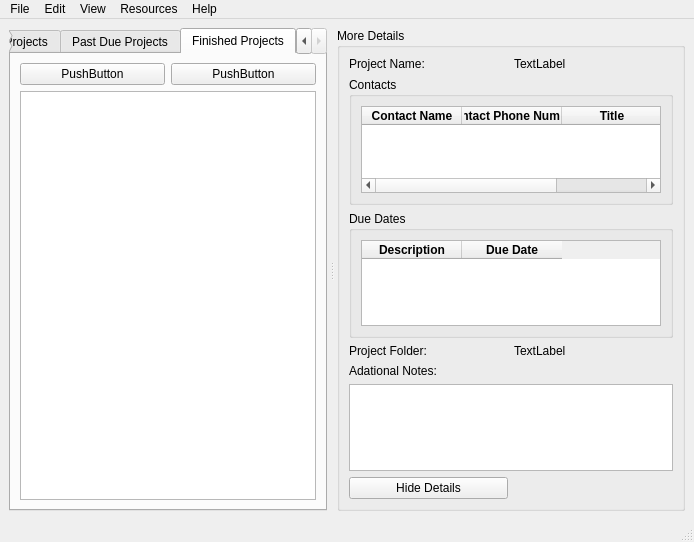
First picture: the form in Main_GUI.ui, repository simplesports/ProjectManager, before the edit.
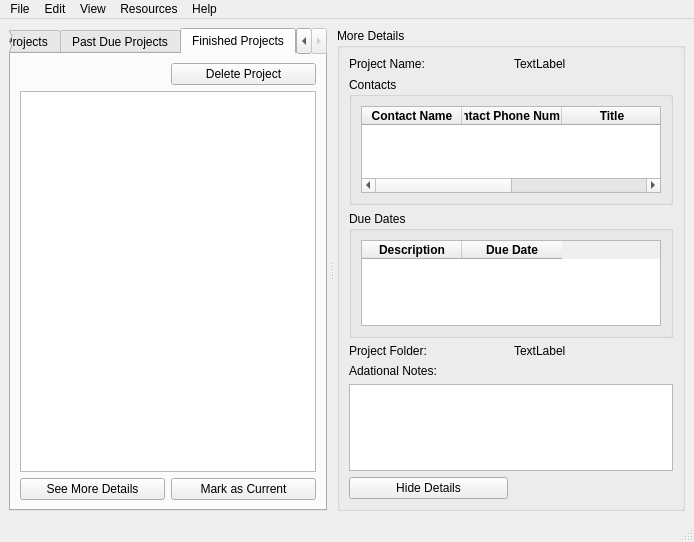
Second picture: the form after the edit. The open tabs and pages were chosen to show the change.

The edit to the form file:
```diff
--- a/Main_GUI.ui
+++ b/Main_GUI.ui
@@ -129,23 +129,34 @@
          <string>Finished Projects</string>
         </attribute>
         <layout class="QGridLayout" name="gridLayout_2">
-         <item row="0" column="0">
-          <widget class="QPushButton" name="pushButton_4">
-           <property name="text">
-            <string>PushButton</string>
-           </property>
-          </widget>
-         </item>
          <item row="0" column="1">
           <widget class="QPushButton" name="pushButton_5">
            <property name="text">
-            <string>PushButton</string>
+            <string>Delete Project</string>
            </property>
           </widget>
          </item>
          <item row="1" column="0" colspan="2">
           <widget class="QListWidget" name="list_Finished_Projects"/>
          </item>
+         <item row="2" column="0" colspan="2">
+          <layout class="QHBoxLayout" name="horizontalLayout_3">
+           <item>
+            <widget class="QPushButton" name="Button_Finished_Projects_See_More_Details">
+             <property name="text">
+              <string>See More Details</string>
+             </property>
+            </widget>
+           </item>
+           <item>
+            <widget class="QPushButton" name="Button_Finished_Projects_Mark_as_Current">
+             <property name="text">
+              <string>Mark as Current</string>
+             </property>
+            </widget>
+           </item>
+          </layout>
+         </item>
         </layout>
        </widget>
       </widget>
@@ -249,6 +260,17 @@
                </font>
               </property>
              </column>
+             <column>
+              <property name="text">
+               <string>Company</string>
+              </property>
+              <property name="font">
+               <font>
+                <weight>75</weight>
+                <bold>true</bold>
+               </font>
+              </property>
+             </column>
             </widget>
            </item>
           </layout>
```
Left out of the diff: 76 changed lines with no effect on the pictures.
